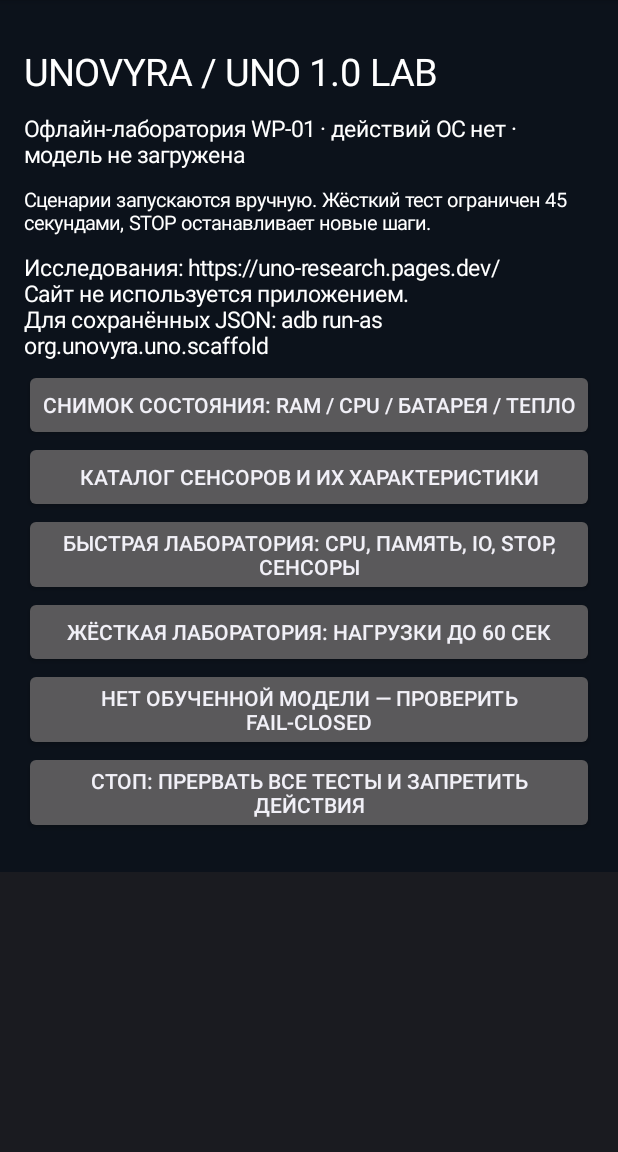
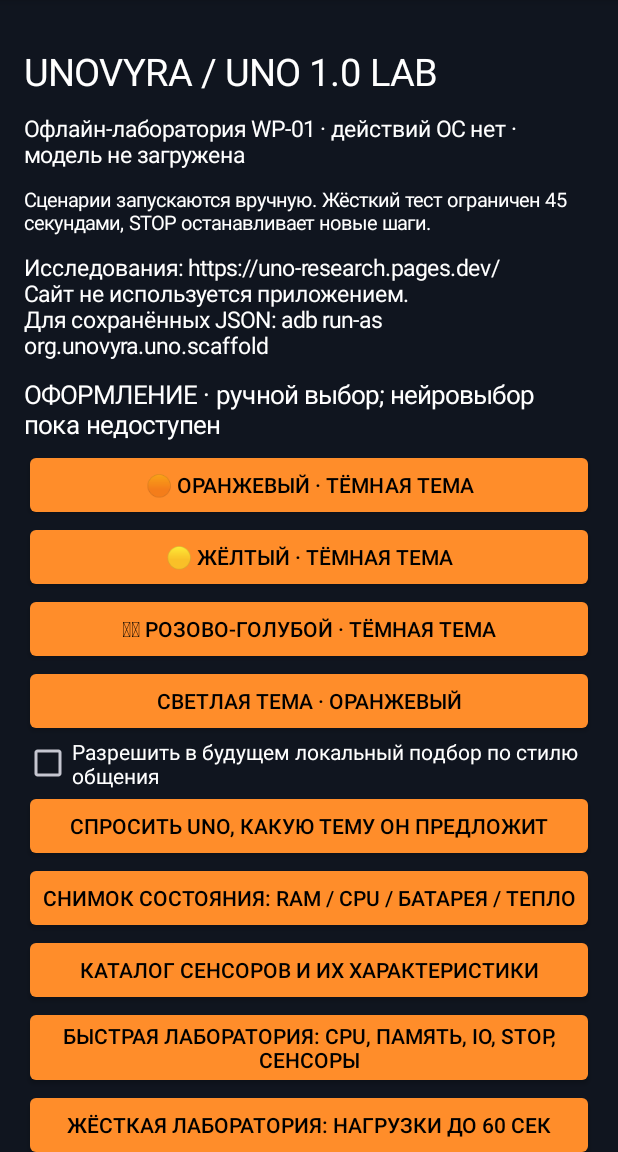
Before and after one commit to ivankondral1998-dot/UNO-android-AI-Agent, an Android app: the screen it shows after launch (UnoActivity), on a phone screen of 412 x 824 dp, the part 84-1236 px from its top. Run offline under Robolectric (Android 15) with nearby library versions, the phone set to English and light mode, and no system bars.

Commit message:
feat(uno): add opt-in adaptive theme foundation and UI-01 roadmap

```diff
--- a/android/app/src/main/kotlin/org/unovyra/uno/UnoActivity.kt
+++ b/android/app/src/main/kotlin/org/unovyra/uno/UnoActivity.kt
@@ -6,6 +6,8 @@ import android.os.Handler
 import android.os.Looper
 import android.os.SystemClock
 import android.graphics.Color
+import android.content.res.ColorStateList
+import android.widget.CheckBox
 import android.widget.Button
 import android.widget.LinearLayout
 import android.widget.ScrollView
@@ -26,6 +28,49 @@ class UnoActivity : Activity() {
     @Volatile private var labStop = LabStop()
     private lateinit var status: TextView
     private lateinit var report: TextView
+    private lateinit var uiRoot: LinearLayout
+    private val labels = ArrayList<TextView>()
+    private val themeButtons = ArrayList<Button>()
+    private var styleCheckbox: CheckBox? = null
+    private val themeGate = UnoThemeGate()
+
+    private fun restoreTheme() {
+        val preferences = getSharedPreferences("uno_ui_theme", MODE_PRIVATE)
+        val rgb = preferences.getInt("accent_rgb", UnoThemeColors.ORANGE) and 0xFFFFFF
+        val tone = if (preferences.getString("tone", "DARK") == "LIGHT") ThemeTone.LIGHT else ThemeTone.DARK
+        themeGate.setManually(UnoTheme(tone, rgb))
+        themeGate.setConversationStyleConsent(preferences.getBoolean("style_consent", false))
+    }
+
+    private fun applyTheme() {
+        val theme = themeGate.current
+        val back = UnoThemeColors.background(theme.tone)
+        uiRoot.setBackgroundColor(Color.rgb((back shr 16) and 255, (back shr 8) and 255, back and 255))
+        val fg = if (theme.tone == ThemeTone.DARK) Color.WHITE else Color.rgb(22, 29, 42)
+        labels.forEach { it.setTextColor(fg) }
+        styleCheckbox?.setTextColor(fg)
+        val accent = theme.accentRgb
+        val tint = Color.rgb((accent shr 16) and 255, (accent shr 8) and 255, accent and 255)
+        val ink = if (UnoThemeColors.contrast(accent, 0x000000) >= 4.5) Color.BLACK else Color.WHITE
+        for (button in themeButtons) {
+            if (button.tag == "critical_stop") {
+                button.backgroundTintList = ColorStateList.valueOf(Color.rgb(184, 55, 65))
+                button.setTextColor(Color.WHITE)
+            } else {
+                button.backgroundTintList = ColorStateList.valueOf(tint)
+                button.setTextColor(ink)
+            }
+        }
+    }
+
+    private fun chooseManualTheme(rgb: Int, tone: ThemeTone) {
+        themeGate.setManually(UnoTheme(tone, rgb))
+        getSharedPreferences("uno_ui_theme", MODE_PRIVATE).edit()
+            .putInt("accent_rgb", themeGate.current.accentRgb)
+            .putString("tone", themeGate.current.tone.name).apply()
+        applyTheme()
+        status.text = "Тема выбрана владельцем · офлайн · сохранена на устройстве"
+    }
     private val mainHandler = Handler(Looper.getMainLooper())
     private val heartbeatLateCount = AtomicLong(0)
     private val heartbeatMaxDelayMs = AtomicLong(0)
@@ -46,13 +91,16 @@ class UnoActivity : Activity() {
 
     override fun onCreate(savedInstanceState:Bundle?) {
         super.onCreate(savedInstanceState)
+        restoreTheme()
         val root=LinearLayout(this).apply {
             orientation=LinearLayout.VERTICAL
             setPadding(24,38,24,38)
             setBackgroundColor(Color.rgb(12,18,27))
         }
+        uiRoot = root
         fun label(s:String, size:Float=15f)=TextView(this).apply {
             text=s;textSize=size;setTextColor(Color.WHITE);setPadding(0,8,0,8)
+            labels.add(this)
         }
         root.addView(label("UNOVYRA / UNO 1.0 LAB",25f))
         status=label("Офлайн-лаборатория WP-01 · действий ОС нет · модель не загружена")
@@ -61,7 +109,32 @@ class UnoActivity : Activity() {
         report=label("Исследования: https://uno-research.pages.dev/\nСайт не используется приложением. \nДля сохранённых JSON: adb run-as org.unovyra.uno.scaffold")
         root.addView(report)
         fun button(text:String,onClick:()->Unit) {
-            root.addView(Button(this).apply { this.text=text;setOnClickListener{onClick()} })
+            root.addView(Button(this).apply {
+                this.text=text
+                if (text.startsWith("СТОП")) tag="critical_stop"
+                themeButtons.add(this)
+                setOnClickListener{onClick()}
+            })
+        }
+        root.addView(label("ОФОРМЛЕНИЕ · ручной выбор; нейровыбор пока недоступен", 17f))
+        button("🟠 Оранжевый · тёмная тема") { chooseManualTheme(UnoThemeColors.ORANGE, ThemeTone.DARK) }
+        button("🟡 Жёлтый · тёмная тема") { chooseManualTheme(UnoThemeColors.YELLOW, ThemeTone.DARK) }
+        button("🩷🩵 Розово-голубой · тёмная тема") { chooseManualTheme(UnoThemeColors.ROSE, ThemeTone.DARK) }
+        button("Светлая тема · оранжевый") { chooseManualTheme(UnoThemeColors.ORANGE, ThemeTone.LIGHT) }
+        val consent = CheckBox(this).apply {
+            text = "Разрешить в будущем локальный подбор по стилю общения"
+            setTextColor(Color.WHITE)
+            isChecked = themeGate.conversationStyleConsent
+            setOnCheckedChangeListener { _, checked ->
+                themeGate.setConversationStyleConsent(checked)
+                getSharedPreferences("uno_ui_theme", MODE_PRIVATE).edit().putBoolean("style_consent", checked).apply()
+                status.text = if (checked) "Согласие сохранено; анализа общения сейчас нет" else "Анализ общения отключён"
+            }
+        }
+        root.addView(consent)
+        styleCheckbox = consent
+        button("Спросить UNO, какую тему он предложит") {
+            status.text="Нейромодель ещё не подключена. Выбор по общению недоступен — тема не изменена."
         }
         button("Снимок состояния: RAM / CPU / батарея / тепло") { runSimple(false) }
         button("Каталог сенсоров и их характеристики") { runSensorInventory() }
@@ -79,6 +152,7 @@ class UnoActivity : Activity() {
             status.text="STOP · тесты отменены · trusted epoch=${controller.epoch}"
         }
         setContentView(ScrollView(this).apply {addView(root)})
+        applyTheme()
         mainHandler.post(heartbeat)
         reportFullyDrawn() // For full launch timing use separate physical-device Macrobenchmark.
     }
--- /dev/null
+++ b/android/core/src/main/kotlin/org/unovyra/uno/core/ThemePersonalization.kt
@@ -0,0 +1,121 @@
+package org.unovyra.uno.core
+
+import kotlin.math.pow
+
+/** Visual UI preference only. It grants NO Android capabilities and changes NO neural weights. */
+enum class ThemeTone { DARK, LIGHT }
+enum class ThemeOrigin { OWNER_EXPLICIT, OWNER_REQUESTED_CREATIVE, OPT_IN_CONVERSATION_STYLE }
+enum class ThemeReview { READY_FOR_CONFIRMATION, REJECTED_NOT_REQUESTED, REJECTED_NO_CONSENT, REJECTED_BAD_COLOR }
+
+data class UnoTheme(val tone: ThemeTone, val accentRgb: Int) {
+    init { require(accentRgb in 0..0xFFFFFF) }
+}
+
+data class UnoThemeProposal(
+    val theme: UnoTheme,
+    val origin: ThemeOrigin,
+    /** Short generic justification; never store excerpts or sensitive inferred user traits here. */
+    val reasonCode: String
+)
+
+/**
+ * UI theme is a suggestion, not a neural capability, an identity inference or a permission.
+ * The future single UNO F may propose a color; the trusted UI decides whether to display/apply it.
+ * No transcript retention, network, neural weight edits, permissions, or silent theme changes.
+ */
+class UnoThemeGate(default: UnoTheme = UnoTheme(ThemeTone.DARK, 0xFF8D2A)) {
+    var current: UnoTheme = default
+        private set
+    var pending: UnoThemeProposal? = null
+        private set
+    var conversationStyleConsent = false
+        private set
+    var manualOverride = false
+        private set
+
+    /** Revoking consent discards proposals which had used behavioral signals. */
+    fun setConversationStyleConsent(allowed: Boolean) {
+        conversationStyleConsent = allowed
+        if (!allowed && pending?.origin == ThemeOrigin.OPT_IN_CONVERSATION_STYLE) pending = null
+    }
+
+    /** Require a fresh user request; the model may NEVER passively repaint the app. */
+    fun suggest(ownerRequestedNow: Boolean, proposal: UnoThemeProposal): ThemeReview {
+        if (!ownerRequestedNow) return ThemeReview.REJECTED_NOT_REQUESTED
+        if (proposal.origin == ThemeOrigin.OPT_IN_CONVERSATION_STYLE && !conversationStyleConsent)
+            return ThemeReview.REJECTED_NO_CONSENT
+        if (proposal.reasonCode.isBlank() || proposal.reasonCode.length > 96 ||
+            proposal.reasonCode.any { it == '\n' || it == '\r' }) return ThemeReview.REJECTED_BAD_COLOR
+        pending = proposal.copy(theme = proposal.theme.copy(
+            accentRgb = UnoThemeColors.accessibleAccent(proposal.theme.accentRgb, proposal.theme.tone)
+        ))
+        return ThemeReview.READY_FOR_CONFIRMATION
+    }
+
+    /** Only an explicit approval applies an AI proposal; an owner manual selection always wins. */
+    fun confirmByOwner(): Boolean {
+        val proposal = pending ?: return false
+        if (proposal.origin == ThemeOrigin.OPT_IN_CONVERSATION_STYLE && !conversationStyleConsent) {
+            pending = null
+            return false
+        }
+        current = proposal.theme
+        pending = null
+        manualOverride = false
+        return true
+    }
+
+    fun decline() { pending = null }
+
+    fun setManually(theme: UnoTheme) {
+        current = theme.copy(accentRgb = UnoThemeColors.accessibleAccent(theme.accentRgb, theme.tone))
+        pending = null
+        manualOverride = true
+    }
+}
+
+object UnoThemeColors {
+    const val ORANGE = 0xFF8D2A
+    const val YELLOW = 0xF2C14E
+    const val ROSE = 0xF57FA7
+    const val CYAN = 0x6CCFE5
+
+    fun background(tone: ThemeTone): Int = if (tone == ThemeTone.DARK) 0x10151F else 0xFAFBFD
+
+    private fun linear(channel: Int): Double {
+        val s = channel / 255.0
+        return if (s <= 0.04045) s / 12.92 else ((s + 0.055) / 1.055).pow(2.4)
+    }
+    fun luminance(rgb: Int): Double {
+        require(rgb in 0..0xFFFFFF)
+        return 0.2126 * linear((rgb shr 16) and 255) +
+            0.7152 * linear((rgb shr 8) and 255) + 0.0722 * linear(rgb and 255)
+    }
+    fun contrast(a: Int, b: Int): Double {
+        val hi = maxOf(luminance(a), luminance(b))
+        val lo = minOf(luminance(a), luminance(b))
+        return (hi + 0.05) / (lo + 0.05)
+    }
+    private fun blend(a: Int, b: Int, step: Int): Int {
+        val out = IntArray(3)
+        for (i in 0..2) {
+            val shift = 16 - i * 8
+            val ac = (a shr shift) and 255
+            val bc = (b shr shift) and 255
+            out[i] = (ac * (100 - step) + bc * step) / 100
+        }
+        return (out[0] shl 16) or (out[1] shl 8) or out[2]
+    }
+
+    /** Normalize proposed RGB into readable accent text against fixed dark/light surfaces (WCAG >=4.5). */
+    fun accessibleAccent(rgb: Int, tone: ThemeTone): Int {
+        require(rgb in 0..0xFFFFFF)
+        val bg = background(tone)
+        val target = if (tone == ThemeTone.DARK) 0xFFFFFF else 0x000000
+        for (step in 0..100) {
+            val candidate = blend(rgb, target, step)
+            if (contrast(candidate, bg) >= 4.5) return candidate
+        }
+        return target
+    }
+}
```
Also changed, not shown: 7 other files.
